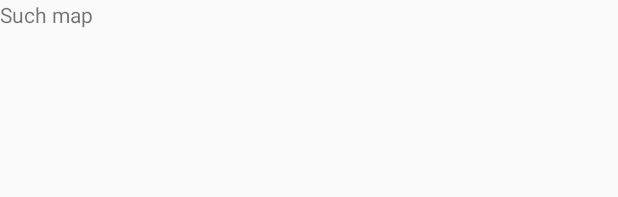
After one commit to notexactlyawe/coinz, an Android app: the layout fragment_map.xml on its own in the app's theme, with its tools: preview values and no code run, on a phone screen of 412 x 824 dp. The commit adds this screen. Shown: the top 197 px of the screen. Run offline under Robolectric (Android 15) with nearby library versions, the phone set to English and light mode, and no system bars; network calls fail.

Commit message:
Rework to use fragments
Add in Map fragment

```diff
--- a/app/src/main/AndroidManifest.xml
+++ b/app/src/main/AndroidManifest.xml
@@ -21,7 +21,8 @@
         <activity
             android:name=".MainActivity"
             android:label="@string/title_activity_main"
-            android:theme="@style/AppTheme.NoActionBar"></activity>
+            android:theme="@style/AppTheme.NoActionBar" />
+        <activity android:name=".MapActivity"></activity>
     </application>
 
 </manifest>
--- a/app/src/main/res/layout/content_main.xml
+++ b/app/src/main/res/layout/content_main.xml
@@ -5,8 +5,7 @@
     android:layout_width="match_parent"
     android:layout_height="match_parent"
     app:layout_behavior="@string/appbar_scrolling_view_behavior"
-    tools:context=".MainActivity"
-    tools:showIn="@layout/app_bar_main">
+    tools:context=".MainActivity">
 
     <TableLayout
         android:layout_width="368dp"
--- /dev/null
+++ b/app/src/main/res/layout/fragment_map.xml
@@ -0,0 +1,24 @@
+<?xml version="1.0" encoding="utf-8"?>
+<android.support.v4.widget.DrawerLayout xmlns:android="http://schemas.android.com/apk/res/android"
+    xmlns:app="http://schemas.android.com/apk/res-auto"
+    xmlns:tools="http://schemas.android.com/tools"
+    android:id="@+id/drawer_layout"
+    android:layout_width="match_parent"
+    android:layout_height="match_parent"
+    android:fitsSystemWindows="true"
+    tools:openDrawer="start">
+
+    <LinearLayout
+        android:layout_width="match_parent"
+        android:layout_height="match_parent"
+        android:orientation="vertical">
+
+
+        <TextView
+            android:id="@+id/textView"
+            android:layout_width="match_parent"
+            android:layout_height="wrap_content"
+            android:text="Such map" />
+    </LinearLayout>
+
+</android.support.v4.widget.DrawerLayout>
--- a/app/src/main/res/menu/activity_main_drawer.xml
+++ b/app/src/main/res/menu/activity_main_drawer.xml
@@ -7,7 +7,8 @@
         <item
             android:id="@+id/nav_main"
             android:icon="@drawable/ic_coinz_24dp"
-            android:title="@string/blind_mode" />
+            android:title="@string/blind_mode"
+            android:checked="true"/>
         <item
             android:id="@+id/nav_shop"
             android:icon="@drawable/ic_store_black_24dp"
--- a/app/src/main/res/values/styles.xml
+++ b/app/src/main/res/values/styles.xml
@@ -1,7 +1,7 @@
 <resources>
 
     <!-- Base application theme. -->
-    <style name="AppTheme" parent="Theme.AppCompat.Light.DarkActionBar">
+    <style name="AppTheme" parent="Theme.AppCompat.Light.NoActionBar">
         <!-- Customize your theme here. -->
         <item name="colorPrimary">@color/colorPrimary</item>
         <item name="colorPrimaryDark">@color/colorPrimaryDark</item>
```
Also changed, not shown: app/src/main/java/com/cameronmacleod/coinz/MainActivity.kt (+22 -24 lines), app/src/main/java/com/cameronmacleod/coinz/MainFragment.kt (added, +78 -0 lines), app/src/main/java/com/cameronmacleod/coinz/MapFragment.kt (added, +45 -0 lines), app/src/main/java/com/cameronmacleod/coinz/OnFragmentInteractionListener.kt (added, +19 -0 lines), app/src/main/res/layout/activity_main.xml (+19 -7 lines), app/src/main/res/layout/app_bar_main.xml (deleted, +0 -25 lines), app/src/main/res/layout/toolbar.xml (added, +10 -0 lines), 1 other file.
